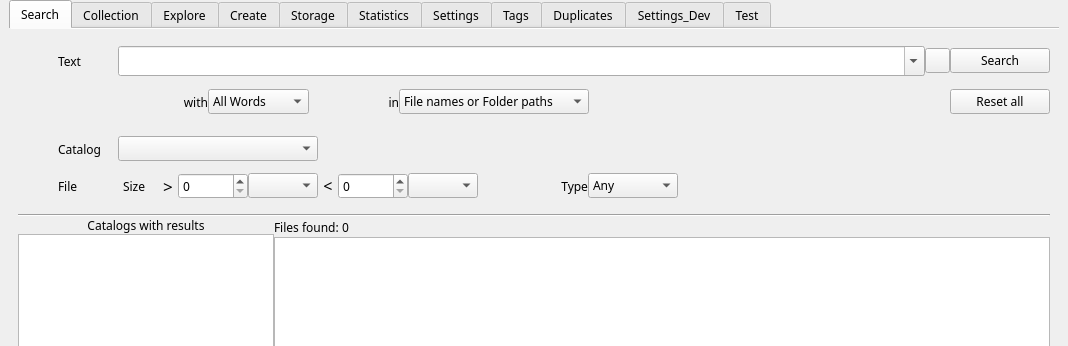
Before: the Qt Designer form mainwindow.ui in StephaneCouturier/Katalog, drawn with Qt 5; both pictures show x 0 to 1068 and y 0 to 346 of the 1068 by 877 pixel window.
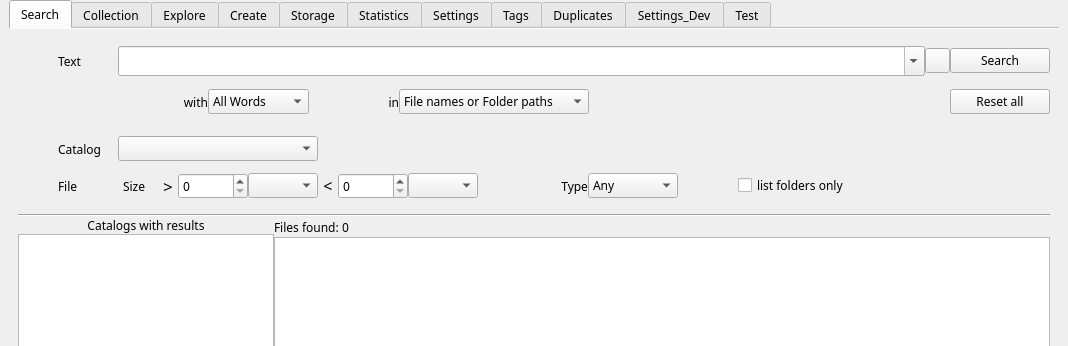
After: the same form once the commit is applied. Icons and pictures are not drawn. Custom widgets are drawn as their Qt base class.

Commit message: https://github.com/StephaneCouturier/Katalog/issues/91

The edit to the form file:
```diff
--- a/mainwindow.ui
+++ b/mainwindow.ui
@@ -999,6 +999,48 @@
               </item>
              </widget>
             </item>
+            <item>
+             <spacer name="horizontalSpacer_6">
+              <property name="orientation">
+               <enum>Qt::Horizontal</enum>
+              </property>
+              <property name="sizeType">
+               <enum>QSizePolicy::Fixed</enum>
+              </property>
+              <property name="sizeHint" stdset="0">
+               <size>
+                <width>20</width>
+                <height>20</height>
+               </size>
+              </property>
+             </spacer>
+            </item>
+            <item>
+             <widget class="QLabel" name="label_38">
+              <property name="minimumSize">
+               <size>
+                <width>40</width>
+                <height>0</height>
+               </size>
+              </property>
+              <property name="styleSheet">
+               <string notr="true">background: url(:/images/img/link-h.png)  repeat-x center;</string>
+              </property>
+              <property name="text">
+               <string/>
+              </property>
+             </widget>
+            </item>
+            <item>
+             <widget class="QCheckBox" name="Search_checkBox_ShowFolders">
+              <property name="text">
+               <string>list folders only</string>
+              </property>
+              <property name="tristate">
+               <bool>false</bool>
+              </property>
+             </widget>
+            </item>
             <item>
              <spacer name="horizontalSpacer_8">
               <property name="orientation">
```
Left out of the diff: 2 changed lines with no effect on the pictures. The commit also changes 1 other file.
